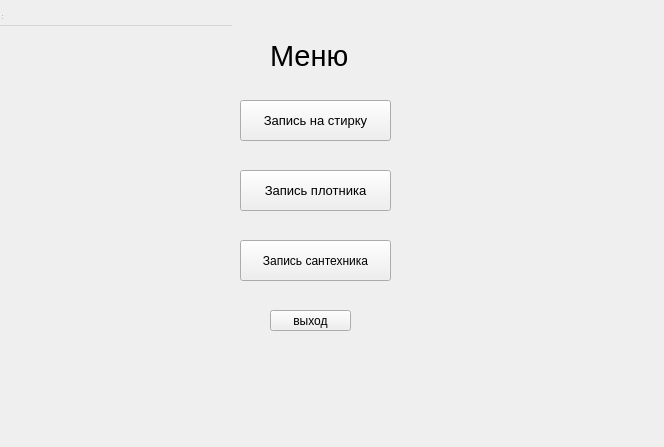
This is menu.ui in SivetsDanil/Digitalization-project-for-SESC-NSU as Qt 5 draws it before an edit. The edited form follows.
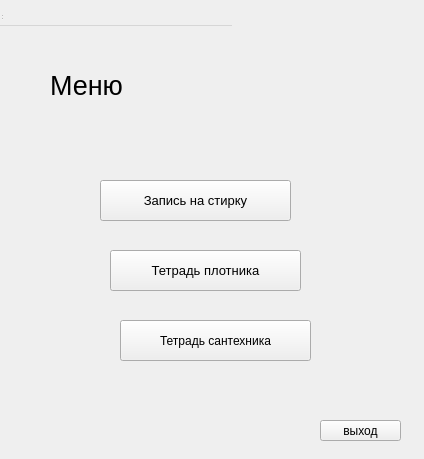
This is the edited form.

Patch:
```diff
--- a/menu.ui
+++ b/menu.ui
@@ -6,8 +6,8 @@
    <rect>
     <x>0</x>
     <y>0</y>
-    <width>664</width>
-    <height>447</height>
+    <width>424</width>
+    <height>459</height>
    </rect>
   </property>
   <property name="windowTitle">
@@ -25,15 +25,15 @@
    <widget class="QLabel" name="label">
     <property name="geometry">
      <rect>
-      <x>280</x>
-      <y>20</y>
+      <x>60</x>
+      <y>50</y>
       <width>101</width>
       <height>51</height>
      </rect>
     </property>
     <property name="font">
      <font>
-      <pointsize>22</pointsize>
+      <pointsize>20</pointsize>
      </font>
     </property>
     <property name="text">
@@ -43,9 +43,9 @@
    <widget class="QPushButton" name="washing_button">
     <property name="geometry">
      <rect>
-      <x>250</x>
-      <y>90</y>
-      <width>151</width>
+      <x>110</x>
+      <y>170</y>
+      <width>191</width>
       <height>41</height>
      </rect>
     </property>
@@ -61,9 +61,9 @@
    <widget class="QPushButton" name="worker_button">
     <property name="geometry">
      <rect>
-      <x>250</x>
-      <y>160</y>
-      <width>151</width>
+      <x>120</x>
+      <y>240</y>
+      <width>191</width>
       <height>41</height>
      </rect>
     </property>
@@ -73,15 +73,15 @@
      </font>
     </property>
     <property name="text">
-     <string>Запись плотника</string>
+     <string>Тетрадь плотника</string>
     </property>
    </widget>
    <widget class="QPushButton" name="plumbing_button">
     <property name="geometry">
      <rect>
-      <x>250</x>
-      <y>230</y>
-      <width>151</width>
+      <x>130</x>
+      <y>310</y>
+      <width>191</width>
       <height>41</height>
      </rect>
     </property>
@@ -91,14 +91,14 @@
      </font>
     </property>
     <property name="text">
-     <string>Запись сантехника</string>
+     <string>Тетрадь сантехника</string>
     </property>
    </widget>
    <widget class="QPushButton" name="exit_button">
     <property name="geometry">
      <rect>
-      <x>280</x>
-      <y>300</y>
+      <x>330</x>
+      <y>410</y>
       <width>81</width>
       <height>21</height>
      </rect>
```
